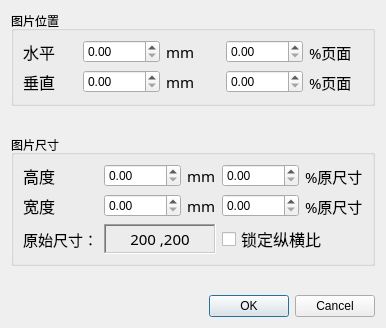
Qt form ofdEditor/model/Widget/imagepropertiesdialog.ui (mcoder2014/ofdEditor) before a commit.
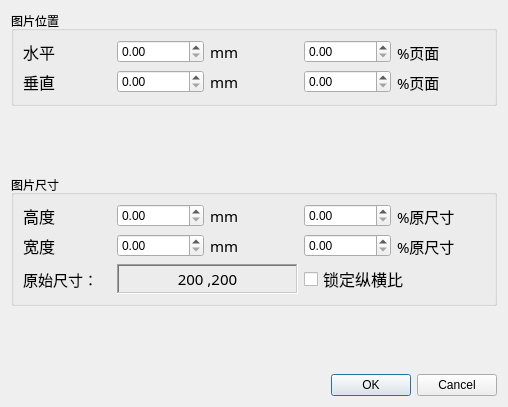
The same form after that commit.

Commit message: 有问题，先照这个思路做下去

Patch:
```diff
--- a/ofdEditor/model/Widget/imagepropertiesdialog.ui
+++ b/ofdEditor/model/Widget/imagepropertiesdialog.ui
@@ -6,8 +6,8 @@
    <rect>
     <x>0</x>
     <y>0</y>
-    <width>358</width>
-    <height>328</height>
+    <width>508</width>
+    <height>407</height>
    </rect>
   </property>
   <property name="windowTitle">
@@ -152,21 +152,20 @@
       <string>图片尺寸</string>
      </property>
      <layout class="QGridLayout" name="gridLayout_2">
-      <item row="2" column="2">
-       <widget class="QLabel" name="label_6">
+      <item row="3" column="0">
+       <widget class="QLabel" name="label_4">
         <property name="font">
          <font>
           <family>宋体</family>
-          <pointsize>11</pointsize>
-          <underline>false</underline>
+          <pointsize>12</pointsize>
          </font>
         </property>
         <property name="text">
-         <string>mm</string>
+         <string>宽度</string>
         </property>
        </widget>
       </item>
-      <item row="4" column="1" colspan="2">
+      <item row="6" column="1" colspan="2">
        <widget class="QLabel" name="InitialSize">
         <property name="font">
          <font>
@@ -188,21 +187,14 @@
         </property>
        </widget>
       </item>
-      <item row="2" column="4">
-       <widget class="QLabel" name="label_8">
-        <property name="font">
-         <font>
-          <family>宋体</family>
-          <pointsize>11</pointsize>
-          <underline>false</underline>
-         </font>
-        </property>
-        <property name="text">
-         <string>%原尺寸</string>
+      <item row="3" column="3">
+       <widget class="QDoubleSpinBox" name="WidthInPercentage">
+        <property name="maximum">
+         <double>10000.000000000000000</double>
         </property>
        </widget>
       </item>
-      <item row="4" column="0">
+      <item row="6" column="0">
        <widget class="QLabel" name="label_9">
         <property name="font">
          <font>
@@ -215,27 +207,35 @@
         </property>
        </widget>
       </item>
-      <item row="2" column="3">
-       <widget class="QDoubleSpinBox" name="WidthInPercentage">
-        <property name="maximum">
-         <double>10000.000000000000000</double>
+      <item row="3" column="4">
+       <widget class="QLabel" name="label_8">
+        <property name="font">
+         <font>
+          <family>宋体</family>
+          <pointsize>11</pointsize>
+          <underline>false</underline>
+         </font>
         </property>
+        <property name="text">
+         <string>%原尺寸</string>
+        </property>
        </widget>
       </item>
-      <item row="4" column="3" colspan="2">
-       <widget class="QCheckBox" name="LockRatio">
+      <item row="3" column="2">
+       <widget class="QLabel" name="label_6">
         <property name="font">
          <font>
           <family>宋体</family>
-          <pointsize>12</pointsize>
+          <pointsize>11</pointsize>
+          <underline>false</underline>
          </font>
         </property>
         <property name="text">
-         <string>锁定纵横比</string>
+         <string>mm</string>
         </property>
        </widget>
       </item>
-      <item row="0" column="0">
+      <item row="1" column="0">
        <widget class="QLabel" name="label_3">
         <property name="font">
          <font>
@@ -248,7 +248,14 @@
         </property>
        </widget>
       </item>
-      <item row="0" column="2">
+      <item row="1" column="3">
+       <widget class="QDoubleSpinBox" name="HeightInPercentage">
+        <property name="maximum">
+         <double>10000.000000000000000</double>
+        </property>
+       </widget>
+      </item>
+      <item row="1" column="2">
        <widget class="QLabel" name="label_5">
         <property name="font">
          <font>
@@ -262,7 +269,7 @@
         </property>
        </widget>
       </item>
-      <item row="0" column="4">
+      <item row="1" column="4">
        <widget class="QLabel" name="label_7">
         <property name="font">
          <font>
@@ -276,8 +283,8 @@
         </property>
        </widget>
       </item>
-      <item row="2" column="0">
-       <widget class="QLabel" name="label_4">
+      <item row="6" column="3" colspan="2">
+       <widget class="QCheckBox" name="LockRatio">
         <property name="font">
          <font>
           <family>宋体</family>
@@ -285,31 +292,24 @@
          </font>
         </property>
         <property name="text">
-         <string>宽度</string>
+         <string>锁定纵横比</string>
         </property>
        </widget>
       </item>
-      <item row="0" column="3">
-       <widget class="QDoubleSpinBox" name="HeightInPercentage">
-        <property name="maximum">
-         <double>10000.000000000000000</double>
-        </property>
-       </widget>
-      </item>
-      <item row="0" column="1">
-       <widget class="QDoubleSpinBox" name="HeightInMM">
-        <property name="maximum">
-         <double>10000.000000000000000</double>
-        </property>
-       </widget>
-      </item>
-      <item row="2" column="1">
+      <item row="3" column="1">
        <widget class="QDoubleSpinBox" name="WidthInMM">
         <property name="maximum">
          <double>10000.000000000000000</double>
         </property>
        </widget>
       </item>
+      <item row="1" column="1">
+       <widget class="QDoubleSpinBox" name="HeightInMM">
+        <property name="maximum">
+         <double>10000.000000000000000</double>
+        </property>
+       </widget>
+      </item>
      </layout>
     </widget>
    </item>
```
The commit also changes 2 other files.
